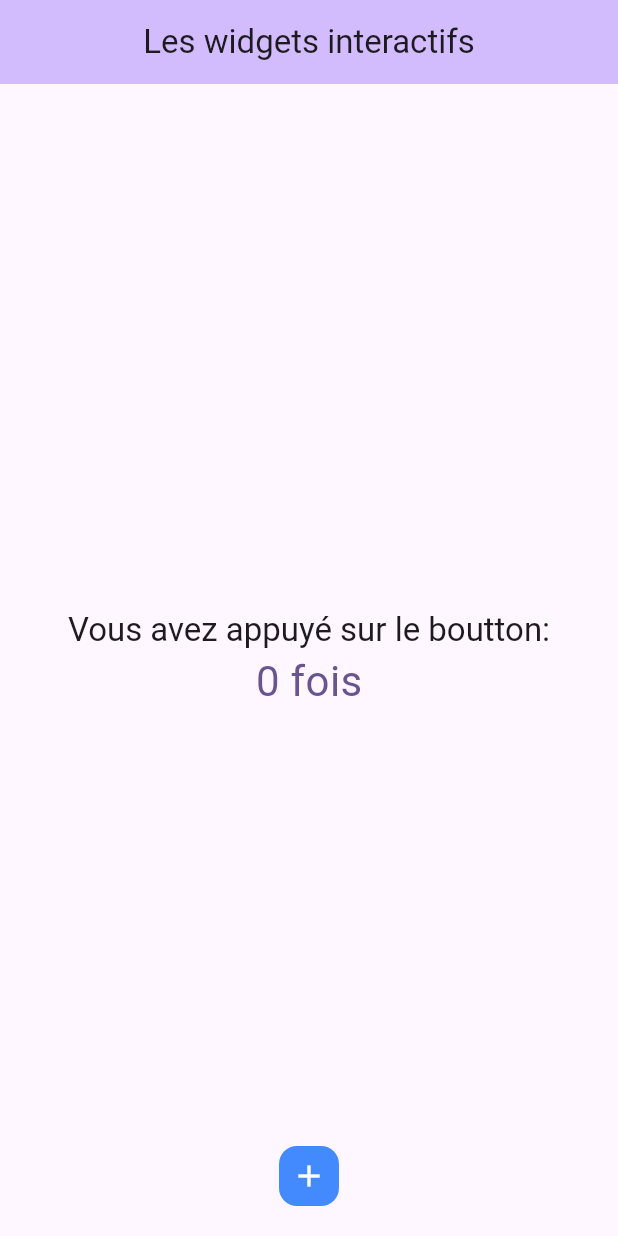
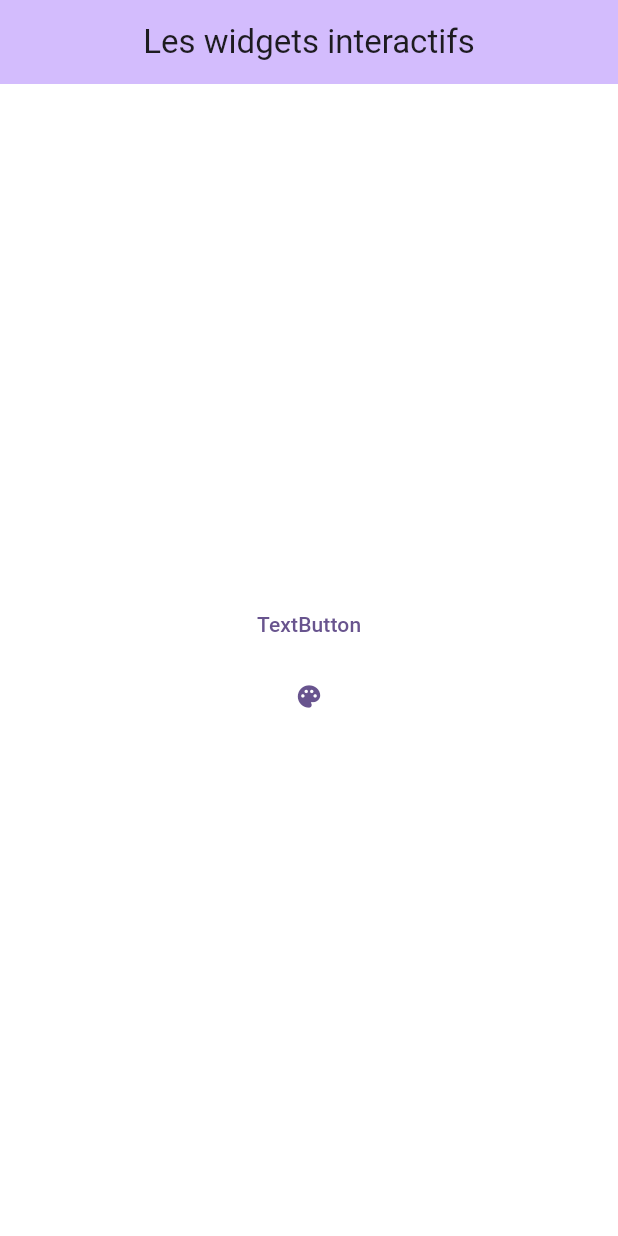
Before and after one commit to Felicitydev/flutter, a Flutter app: the screen it shows after launch, on a phone screen of 412 x 824 dp. Run offline on Flutter 3.47's test engine with Material 3 defaults, Android fonts, the light colour scheme and no system bars; our stand-ins replace sembast, shared_preferences; missing offline and left inert: encrypt.

Commit message:
[IMP] Text button

```diff
--- a/interactives_widgets/lib/home_page.dart
+++ b/interactives_widgets/lib/home_page.dart
@@ -13,11 +13,12 @@ class HomePage extends StatefulWidget{
 
 class _HomePageState extends State<HomePage>{
 
-  int _counter=0;
+  Color backgroundColor = Colors.white;
 
-  void _onButtonPressed(){
+  _update_LongPressed(){
     setState(() {
-      _counter++;
+      backgroundColor = (backgroundColor == Colors.white) ? Colors.deepOrangeAccent : Colors.white;
+
     });
   }
 
@@ -29,33 +30,28 @@ class _HomePageState extends State<HomePage>{
         centerTitle: true,
         backgroundColor: Theme.of(context).colorScheme.inversePrimary,
       ),
+      backgroundColor: backgroundColor,
       body: Center(
         child: Column(
           mainAxisAlignment: MainAxisAlignment.center,
           children: [
-            Text(
-                "Vous avez appuyé sur le boutton:",
-                style: Theme.of(context).textTheme.titleLarge,
+            TextButton(
+                onPressed: (){
+                  setState(() {
+                    backgroundColor = (backgroundColor == Colors.white) ? Colors.black54 : Colors.white;
+                  });
+                },
+                onLongPress: _update_LongPressed,
+                child: const Text("TextButton"),
             ),
-            Text(
-                "$_counter fois",
-              style: TextStyle(
-                color: Theme.of(context).colorScheme.primary,
-                fontSize: 28,
-              ),
+            TextButton.icon(
+                onPressed: _update_LongPressed,
+                label: const Icon(Icons.palette)
             )
           ],
         ),
       ),
-      floatingActionButton: FloatingActionButton.small(
-          onPressed: _onButtonPressed,
-          tooltip: "Incrémentez le compteur",
-          backgroundColor: Colors.blueAccent,
-          foregroundColor: Colors.white,
-          elevation: 0,
-          child: const Icon(Icons.add),
-      ),
-      floatingActionButtonLocation: FloatingActionButtonLocation.centerFloat,
+
     );
   }
 }
```
